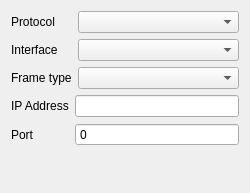
Above: src/form/plc/plc_mitsu_device_wizard.ui from gstorm-b/VC_APP before the change. Below: the same form after it.
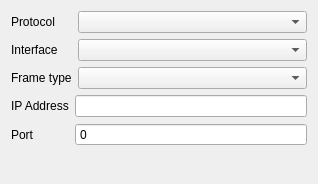
That is the form after the change.

What changed in the file:
```diff
--- a/src/form/plc/plc_mitsu_device_wizard.ui
+++ b/src/form/plc/plc_mitsu_device_wizard.ui
@@ -6,8 +6,8 @@
    <rect>
     <x>0</x>
     <y>0</y>
-    <width>250</width>
-    <height>193</height>
+    <width>318</width>
+    <height>184</height>
    </rect>
   </property>
   <property name="windowTitle">
```
